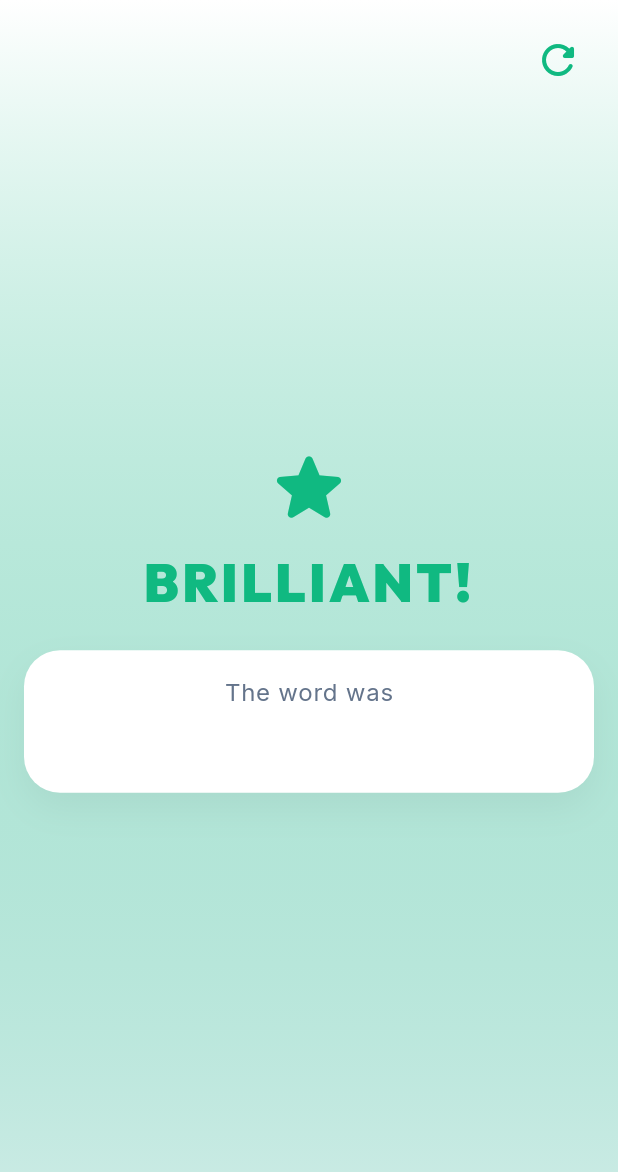
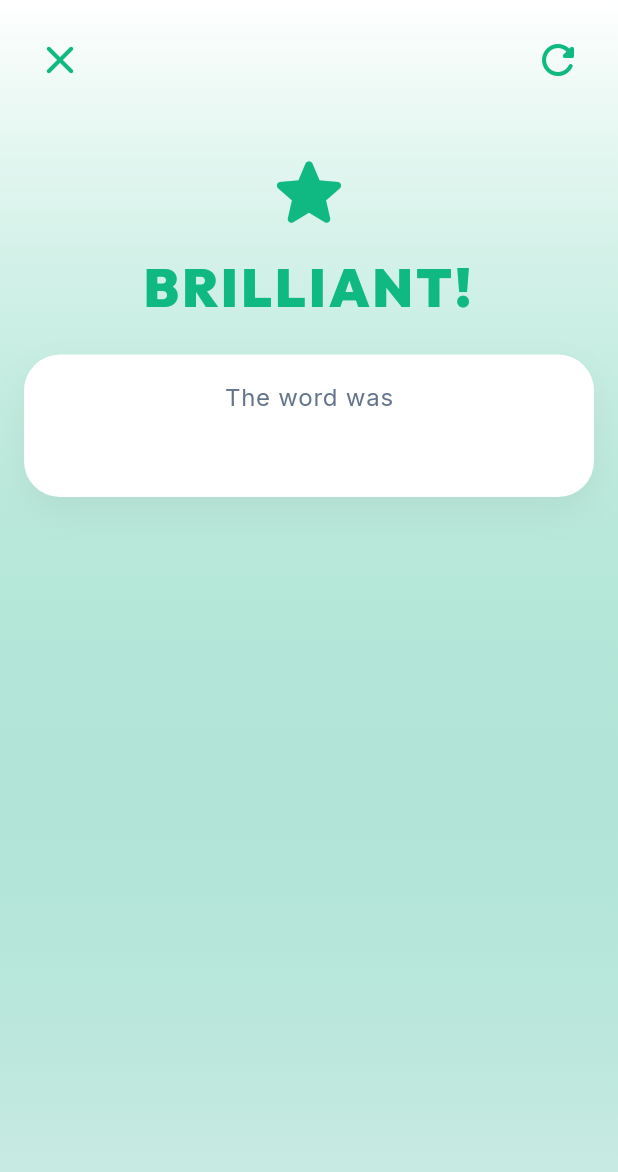
Before and after one commit to shunya1910/jumbli, a Flutter app: the ResultsScreen screen opened directly with empty values, on a phone screen of 412 x 824 dp. Shown: the top 1172 px of the screen. Run offline on Flutter 3.47's test engine with Material 3 defaults, Android fonts, the light colour scheme and no system bars; our stand-ins replace audioplayers, confetti, google_fonts, shelf, shelf_web_socket; missing offline and left inert: network_info_plus.

Commit message:
fix: Resolve multiplayer UI bugs, screen responsiveness, and Result Screen routing

```diff
--- a/lib/features/game/presentation/screens/host_lobby_screen.dart
+++ b/lib/features/game/presentation/screens/host_lobby_screen.dart
@@ -151,8 +151,9 @@
           child: Center(
             child: Padding(
               padding: const EdgeInsets.symmetric(horizontal: 24.0, vertical: 16.0),
-              child: Column(
-                mainAxisAlignment: MainAxisAlignment.center,
+              child: SingleChildScrollView(
+                child: Column(
+                  mainAxisAlignment: MainAxisAlignment.center,
                 children: [
                   // Network Instructions (Compact)
                   Row(
@@ -349,6 +350,7 @@
           ),
         ),
       ),
+      ),
     );
   }
 }
--- a/lib/features/game/presentation/screens/host_waiting_screen.dart
+++ b/lib/features/game/presentation/screens/host_waiting_screen.dart
@@ -33,7 +33,10 @@
           builder: (_) => ResultsScreen(
             result: GameResult.correct,
             originalWord: widget.originalWord,
-            playerGuess: winnerName, // We can hijack this field to show winner name for now
+            playerGuess: winnerName,
+            isHostView: true,
+            onNextRound: () => Navigator.of(context).pop(),
+            onExit: () => Navigator.of(context).popUntil((route) => route.isFirst),
           ),
         ),
       );
--- a/lib/features/game/presentation/screens/results_screen.dart
+++ b/lib/features/game/presentation/screens/results_screen.dart
@@ -11,12 +11,18 @@
   final GameResult result;
   final String originalWord;
   final String playerGuess;
+  final bool isHostView;
+  final VoidCallback? onNextRound;
+  final VoidCallback? onExit;
 
   const ResultsScreen({
     super.key,
     required this.result,
     required this.originalWord,
     required this.playerGuess,
+    this.isHostView = false,
+    this.onNextRound,
+    this.onExit,
   });
 
   @override
@@ -77,19 +83,28 @@
   }
 
   void _nextRound() {
+    if (widget.onNextRound != null) {
+      widget.onNextRound!();
+      return;
+    }
     Navigator.of(context).pushAndRemoveUntil(
       PageRouteBuilder(
         pageBuilder: (context, animation, secondaryAnimation) => const PlayerOneScreen(),
         transitionsBuilder: (context, animation, secondaryAnimation, child) {
-          return FadeTransition(
-            opacity: animation,
-            child: child,
-          );
+          return FadeTransition(opacity: animation, child: child);
         },
         transitionDuration: const Duration(milliseconds: 800),
       ),
       (route) => false,
     );
+  }
+
+  void _exit() {
+    if (widget.onExit != null) {
+      widget.onExit!();
+      return;
+    }
+    Navigator.of(context).popUntil((route) => route.isFirst);
   }
 
   Color get _resultColor {
@@ -103,6 +118,9 @@
   }
 
   String get _title {
+    if (widget.isHostView && widget.result == GameResult.correct) {
+      return '${widget.playerGuess.toUpperCase()} WON!';
+    }
     switch (widget.result) {
       case GameResult.correct:
         return 'BRILLIANT!';
@@ -114,6 +132,9 @@
   }
 
   IconData get _icon {
+    if (widget.isHostView && widget.result == GameResult.correct) {
+      return Icons.emoji_events_rounded;
+    }
     switch (widget.result) {
       case GameResult.correct:
         return Icons.star_rounded;
@@ -148,12 +169,14 @@
           ),
 
           SafeArea(
+            child: SingleChildScrollView(
               child: Padding(
                 padding: const EdgeInsets.all(16.0),
                 child: Column(
                   mainAxisAlignment: MainAxisAlignment.center,
                   crossAxisAlignment: CrossAxisAlignment.stretch,
                   children: [
+                    SizedBox(height: MediaQuery.of(context).size.height * 0.1),
                   // Animated Icon
                   ScaleTransition(
                     scale: _scaleAnimation,
@@ -237,12 +260,24 @@
               ),
             ),
           ),
+          ),
 
-          // Minimal Next Round Button
+          // Minimal Next Round and Exit Buttons
           SafeArea(
-            child: Align(
-              alignment: Alignment.topRight,
-              child: Padding(
+            child: Row(
+              mainAxisAlignment: MainAxisAlignment.spaceBetween,
+              children: [
+                Padding(
+                  padding: const EdgeInsets.all(16.0),
+                  child: IconButton(
+                    onPressed: _exit,
+                    icon: const Icon(Icons.close_rounded),
+                    color: _resultColor,
+                    iconSize: 32,
+                    tooltip: 'Exit Game',
+                  ),
+                ),
+                Padding(
                   padding: const EdgeInsets.all(16.0),
                   child: IconButton(
                     onPressed: _nextRound,
@@ -252,6 +287,7 @@
                     tooltip: 'Play Next Round',
                   ),
                 ),
+              ],
             ),
           ),
 
```
Also changed, not shown: lib/features/game/presentation/screens/join_game_screen.dart (+5 -3 lines), lib/features/game/presentation/screens/player_two_screen.dart (+19 -0 lines). Lines whose indentation alone changed are shown as unchanged.
